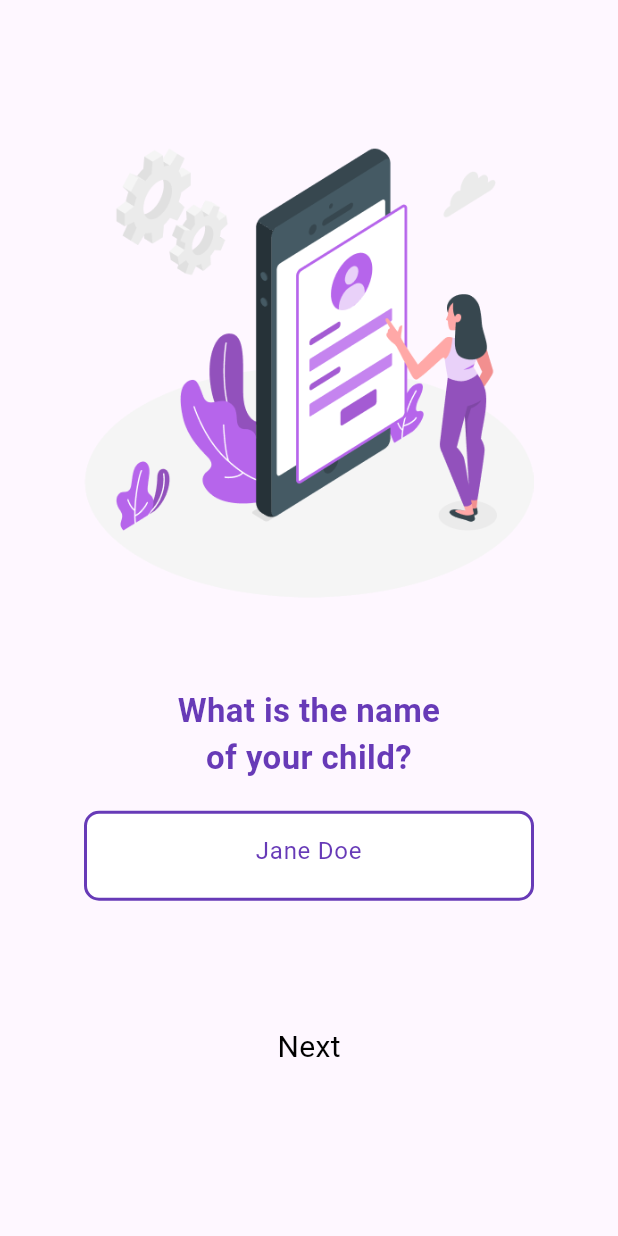
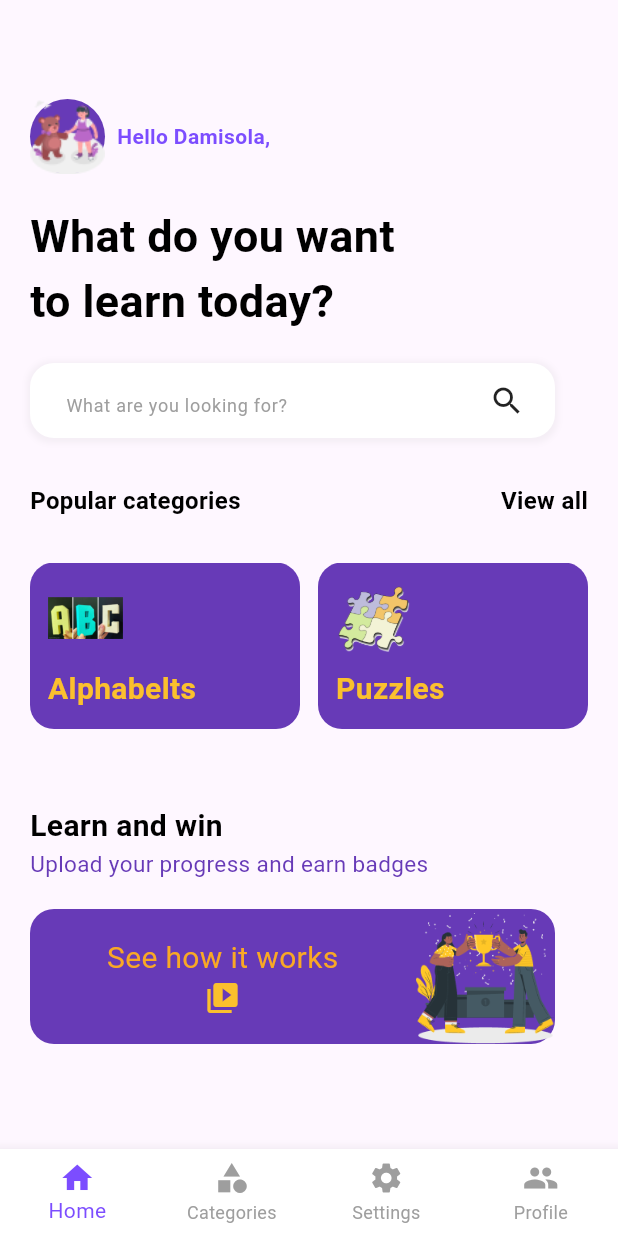
Before and after one commit to DamisolaT/Chatterchums, a Flutter app: the screen it shows after launch, on a phone screen of 412 x 824 dp. Run offline on Flutter 3.47's test engine with Material 3 defaults, Android fonts, the phone set to English and light mode, and no system bars; our stand-ins replace get, smooth_page_indicator.

Commit message:
Implementing Menu Screens

```diff
--- a/lib/main.dart
+++ b/lib/main.dart
@@ -1,6 +1,7 @@
 import 'package:chatterchums/intro_screens/login_screen.dart';
 import 'package:chatterchums/intro_screens/onboarding_screen.dart';
 import 'package:chatterchums/intro_screens/splash_screen1.dart';
+import 'package:chatterchums/menu_screens/home_screen.dart';
 import 'package:chatterchums/set_up_screens/registration1.dart';
 import 'package:chatterchums/set_up_screens/splash_screen_4.dart';
 import 'package:flutter/material.dart';
@@ -23,7 +24,7 @@ class MyApp extends StatelessWidget {
         colorScheme: ColorScheme.fromSeed(seedColor: Colors.deepPurple),
         useMaterial3: true,
       ),
-      home:Registration1()
+      home:HomeScreen()
     );
   }
 }
--- /dev/null
+++ b/lib/menu_screens/home_screen.dart
@@ -0,0 +1,39 @@
+import 'package:chatterchums/menu_screens/main_home_screen.dart';
+import 'package:flutter/material.dart';
+
+class HomeScreen extends StatelessWidget {
+  const HomeScreen({super.key});
+
+  @override
+  Widget build(BuildContext context) {
+    return Scaffold(
+      appBar: AppBar(),
+      bottomNavigationBar: BottomNavigationBar(
+        backgroundColor: Colors.white,
+        selectedItemColor: Colors.deepPurpleAccent,
+        unselectedItemColor: Colors.grey,
+        type: BottomNavigationBarType.fixed,
+        elevation: 8,
+        items: [
+          BottomNavigationBarItem(
+              icon: Icon(Icons.home),
+             label: "Home"
+          ),
+          BottomNavigationBarItem(
+              icon: Icon(Icons.category),
+              label: "Categories"
+          ),
+          BottomNavigationBarItem(
+              icon: Icon(Icons.settings),
+            label: "Settings"
+          ),
+          BottomNavigationBarItem(
+              icon: Icon(Icons.people),
+              label: "Profile"
+          )
+        ],
+      ),
+      body: MainHomeScreen(),
+    );
+  }
+}
--- /dev/null
+++ b/lib/menu_screens/main_home_screen.dart
@@ -0,0 +1,210 @@
+import 'package:chatterchums/categories_screen/contents_section.dart';
+import 'package:chatterchums/menu_screens_widgets/popular_categories.dart';
+import 'package:chatterchums/menu_screens_widgets/popular_categories_2.dart';
+import 'package:flutter/cupertino.dart';
+import 'package:flutter/material.dart';
+import 'package:flutter/widgets.dart';
+
+class MainHomeScreen extends StatelessWidget {
+  const MainHomeScreen({super.key});
+
+  @override
+  Widget build(BuildContext context) {
+    return SafeArea(
+      child: Padding(
+        padding: const EdgeInsets.symmetric(horizontal: 20.0, vertical: 10),
+        child: Column(
+          mainAxisAlignment: MainAxisAlignment.start,
+          crossAxisAlignment: CrossAxisAlignment.start,
+          children: [
+            Row(
+              children: [
+                Stack(
+                  alignment: Alignment.center,
+                  children: [
+                    Container(
+                      width: 50,
+                      height: 50,
+                      decoration: BoxDecoration(
+                        shape: BoxShape.circle,
+                        color: Colors.deepPurple
+                      ),
+                      child: Image.asset("assets/images/teddy_img.png"),
+                    ),
+
+                  ],
+                ),
+                SizedBox(width: 8,),
+                Row(
+                  children: [
+                    Text("Hello Damisola,",
+                    style: TextStyle(
+                      color: Colors.deepPurpleAccent,
+                      fontSize: 14,
+                      fontWeight: FontWeight.w700
+                    ),),
+
+                  ],
+                )
+              ],
+            ),
+            SizedBox(height: 20,),
+            Text("What do you want",
+            style: TextStyle(
+              fontSize: 30,
+              fontWeight: FontWeight.w700,
+              color: Colors.black
+            ),
+            ),
+            Text("to learn today?",
+              style: TextStyle(
+                  fontSize: 30,
+                  fontWeight: FontWeight.w700,
+                  color: Colors.black
+              ),
+            ),
+            SizedBox(height: 20),
+            SizedBox(
+              height: 50,
+              width: 350,
+              child: Container(
+                decoration: BoxDecoration(
+                  color: Colors.white,
+                  borderRadius: BorderRadius.circular(16),
+                  boxShadow: [
+                    BoxShadow(
+                      color: Colors.grey.withOpacity(0.1), // Shadow color
+                      spreadRadius: 2, // Spread radius
+                      blurRadius: 3, // Blur radius
+                      offset: Offset(0, 1), // Offset in x and y directions
+                    ),
+                  ],
+                ),
+                child: Row(
+                  mainAxisAlignment: MainAxisAlignment.spaceBetween,
+                  crossAxisAlignment: CrossAxisAlignment.center,
+                  children: [
+                    Expanded(
+                      child: Padding(
+                        padding: EdgeInsets.only(left: 20, right: 10, bottom: 20),
+                        child: TextFormField(
+                          textAlignVertical: TextAlignVertical.center,
+                          textAlign: TextAlign.start,
+                          decoration: InputDecoration(
+                            hintText: "What are you looking for?",
+                            hintStyle: TextStyle(
+                              fontSize: 12,
+                              color: Colors.grey,
+                            ),
+                            filled: true,
+                            fillColor: Colors.transparent,
+                            contentPadding: EdgeInsets.zero,
+                            border: InputBorder.none,
+                          ),
+                        ),
+                      ),
+                    ),
+                    Padding(
+                      padding: EdgeInsets.only(right: 20),
+                      child: Icon(Icons.search),
+                    ),
+                  ],
+                ),
+              ),
+            ),
+            SizedBox(height: 30,),
+            Row(
+              mainAxisAlignment: MainAxisAlignment.spaceBetween,
+              children: [
+                Text(
+                  "Popular categories",
+                style: TextStyle(
+                  fontSize: 16,
+                  color: Colors.black,
+                  fontWeight: FontWeight.bold
+                ),
+                ),
+                GestureDetector(
+                  onTap: () {
+                    // Add your onTap logic here
+                    Navigator.push(context, MaterialPageRoute(
+                        builder: (context) => ContentsSection()
+                    ));
+                  },
+                  child: Text(
+                    "View all",
+                    style: TextStyle(
+                      fontSize: 16,
+                      color: Colors.black,
+                      fontWeight: FontWeight.bold,
+                    ),
+                  ),
+                )
+
+              ],
+            ),
+            SizedBox(height: 30,),
+            Row(
+              children: [
+                Expanded(
+                    child:
+                    PopularCategories()),
+                SizedBox(width: 12,),
+                Expanded(
+                    child:
+                    PopularCategories2()),
+              ],
+            ),
+            SizedBox(height: 50,),
+            Text("Learn and win",
+            style: TextStyle(
+              fontSize: 20,
+              color: Colors.black,
+              fontWeight: FontWeight.bold
+            ),
+            ),
+            Text(
+              "Upload your progress and earn badges",
+            style: TextStyle(
+              color: Colors.deepPurple,
+              fontSize: 15
+            ),
+            ),
+            SizedBox(height: 20,),
+            Container(
+              width: 350,
+              height: 90,
+              decoration: BoxDecoration(
+                color: Colors.deepPurple,
+                borderRadius: BorderRadius.circular(16)
+              ),
+              child: Row(
+                  mainAxisAlignment: MainAxisAlignment.spaceBetween,
+                  children: [
+                    Expanded(
+                        child: Column(
+                          mainAxisAlignment: MainAxisAlignment.center,
+                          children: [
+                            Center(child:
+                            Text(
+                              "See how it works",
+                            style: TextStyle(
+                              fontSize: 20,
+                              color: Colors.yellow[800]
+                            ),)),
+                            Icon(Icons.video_collection,color: Colors.yellow[700],)
+                          ],
+                        ),
+
+                    ),
+                    Image.asset("assets/images/learn_img.png")
+                  ]
+              ),
+            )
+
+          ],
+        ),
+      ),
+    );
+  }
+}
--- /dev/null
+++ b/lib/menu_screens_widgets/popular_categories.dart
@@ -0,0 +1,36 @@
+
+import 'package:flutter/material.dart';
+
+class PopularCategories extends StatelessWidget {
+  const PopularCategories({super.key});
+
+  @override
+  Widget build(BuildContext context) {
+    return ClipRect(
+      child: Container(
+        padding: EdgeInsets.all(12),
+        decoration: BoxDecoration(
+          color: Colors.deepPurple,
+          borderRadius: BorderRadius.circular(16.0), // Adjust the radius as needed
+        ),
+        child: Column(
+          mainAxisSize: MainAxisSize.min,
+          crossAxisAlignment: CrossAxisAlignment.start,
+          children: [
+            Image.asset("assets/images/abc_img.png", height: 50, width: 50),
+            SizedBox(height: 8), // Add some space between image and text
+            Text(
+              "Alphabelts",
+              style: TextStyle(
+                fontWeight: FontWeight.bold,
+                color: Colors.yellow[700],
+                fontSize: 20,
+              ),
+              textAlign: TextAlign.center,
+            )
+          ],
+        ),
+      ),
+    );
+  }
+}
--- /dev/null
+++ b/lib/menu_screens_widgets/popular_categories_2.dart
@@ -0,0 +1,37 @@
+
+import 'package:flutter/material.dart';
+
+class PopularCategories2 extends StatelessWidget {
+  const PopularCategories2({super.key});
+
+  @override
+  Widget build(BuildContext context) {
+    return ClipRect(
+      child: Container(
+        padding: EdgeInsets.all(12),
+        decoration: BoxDecoration(
+          color: Colors.deepPurple,
+          borderRadius: BorderRadius.circular(16.0), // Adjust the radius as needed
+        ),
+        child: Column(
+          mainAxisSize: MainAxisSize.min,
+          crossAxisAlignment: CrossAxisAlignment.start,
+          children: [
+            Image.asset("assets/images/abcc_img.png", height: 50, width: 50),
+            SizedBox(height: 8), // Add some space between image and text
+            Text(
+              "Puzzles",
+              style: TextStyle(
+                fontWeight: FontWeight.bold,
+                color: Colors.yellow[700],
+                fontSize: 20,
+              ),
+              textAlign: TextAlign.center,
+            ),
+          ],
+        ),
+      ),
+    );
+
+  }
+}
--- a/lib/set_up_screens/setupsuccessful.dart
+++ b/lib/set_up_screens/setupsuccessful.dart
@@ -1,5 +1,6 @@
 
 
+import 'package:chatterchums/menu_screens/home_screen.dart';
 import 'package:flutter/material.dart';
 
 class SetupSuccessfulScreen extends StatelessWidget {
@@ -46,7 +47,9 @@ class SetupSuccessfulScreen extends StatelessWidget {
                           children: [
                             GestureDetector(
                               onTap: () {
-                                // Add your onTap logic here
+                                Navigator.push(context, MaterialPageRoute(
+                                    builder: (context) => HomeScreen()
+                                ));// Add your onTap logic here
                               },
                               child: Container(
                                 padding: EdgeInsets.symmetric(horizontal: 12, vertical: 8),
```
Also changed, not shown: lib/categories_screen/contents_body.dart (added, +66 -0 lines), lib/categories_screen/contents_section.dart (added, +40 -0 lines), lib/categories_widgets/contents_items.dart (added, +71 -0 lines), assets/images/123_img.png (added), assets/images/abc_img.png (added), assets/images/abcc_img.png (added), assets/images/chart_img.png (added), assets/images/learn_img.png (added), assets/images/letter_img.png (added), assets/images/shape_img.png (added), assets/images/teddy_img.png (added).
